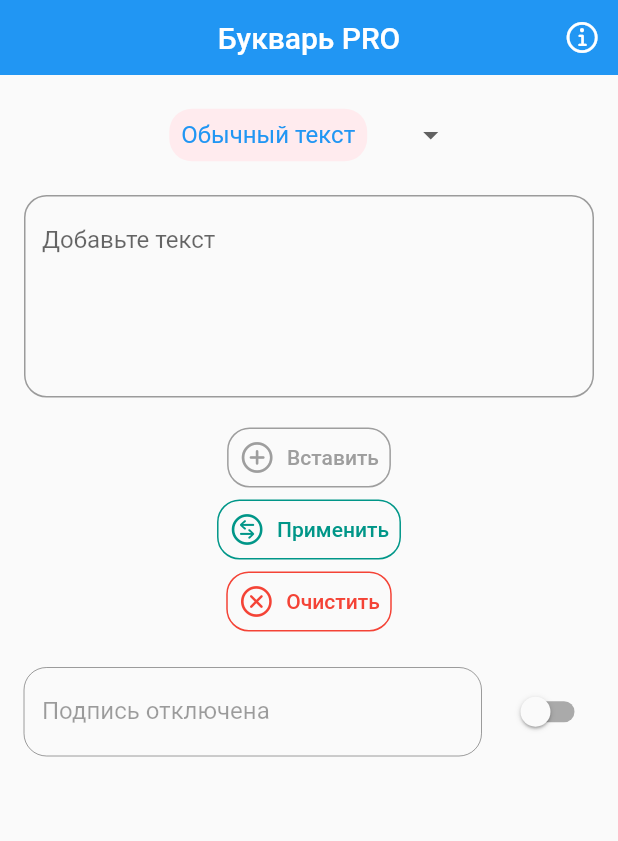
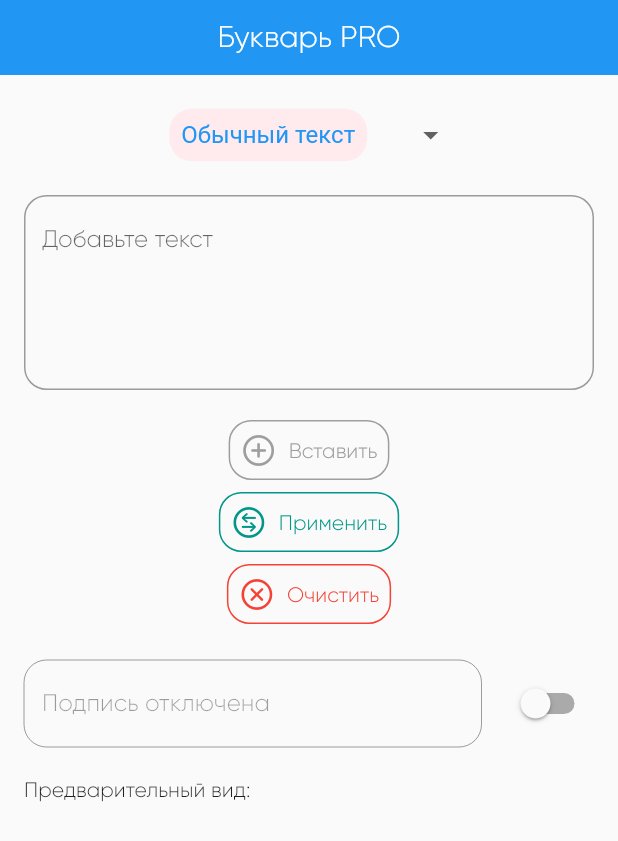
Before and after one commit to JMApps/replacer_pro, a Flutter app: the screen it shows after launch, after a tap on "Применить", on a phone screen of 412 x 824 dp. Shown: the top 841 px of the screen. Run offline on Flutter 3.47's test engine with Material 2 defaults, Android fonts, the phone set to English and light mode, and no system bars; our stand-ins replace hive_flutter; missing offline and left inert: clipboard; accounts and stored records are empty.

Commit message:
Fixes with font family, descriptions and added current text

```diff
--- a/lib/application/main_page.dart
+++ b/lib/application/main_page.dart
@@ -18,10 +18,13 @@ class MainPage extends StatelessWidget {
           create: (_) => DescriptionContentState(),
         ),
       ],
-      child: const MaterialApp(
+      child: MaterialApp(
         debugShowCheckedModeBanner: false,
         title: 'Букварь PRO',
-        home: MainContentPage(),
+        theme: ThemeData(
+          fontFamily: 'Gilroy'
+        ),
+        home: const MainContentPage(),
       ),
     );
   }
--- a/lib/domain/state/provider/description_content_state.dart
+++ b/lib/domain/state/provider/description_content_state.dart
@@ -34,6 +34,7 @@ class DescriptionContentState extends ChangeNotifier {
     _isDescription = mainAddedContent.get(Constants.keySwitchDescriptionContent, defaultValue: false);
     _descriptionValue = mainAddedContent.get(Constants.keyDescriptionContent, defaultValue: '');
     _descContentInputTextController.text = _descriptionValue;
+    _descContentInputTextController.selection = TextSelection.fromPosition(TextPosition(offset: _descContentInputTextController.text.length));
   }
 
   @override
--- a/lib/domain/state/provider/main_content_state.dart
+++ b/lib/domain/state/provider/main_content_state.dart
@@ -24,8 +24,8 @@ class MainContentState extends ChangeNotifier {
   final List<String> varThreeCoded = ['а', 'б', 'в', 'г', 'д', 'е', 'ё', 'ж', 'з', 'и', 'й', 'к', 'л', 'м', 'н', 'о', 'п', 'р', 'с', 'т', 'у', 'ф', 'х', 'ц', 'ч', 'ш', 'щ', 'ъ', 'ы', 'ь', 'э', 'ю', 'я'];
   final List<String> varThreeDeCoded = ['ã', 'ɓ', 'Ᏸ', 'г', 'ğ', 'ę', 'ē', 'ӝ', 'ჳ', 'u', 'ũ', 'ќ', 'л', 'ḿ', 'ӈ', 'ó', 'ń', 'ҏ', 'ċ', 'm', 'ẏ', 'ჶ', 'ᶍ', 'ų', 'ӵ', 'ω', 'ખ', '৮', 'ӹ', '৮', 'ӭ', 'ю', 'я'];
 
-  final List<String> varFourCoded = ['а', 'о', 'с', 'х', 'р', 'у',];
-  final List<String> varFourDeCoded = ['a', 'o', 'c', 'x', 'p', 'y'];
+  final List<String> varFourCoded = ['а', 'о', 'с', 'х', 'р', 'у', 'е', 'р'];
+  final List<String> varFourDeCoded = ['a', 'o', 'c', 'x', 'p', 'y', 'e', 'p'];
 
   changeDropDownValue(String newValue) {
     _dropDownValue = newValue;
--- a/lib/main.dart
+++ b/lib/main.dart
@@ -12,5 +12,7 @@ void main() async {
   );
   await Hive.initFlutter();
   await Hive.openBox(Constants.keyMainAddedContent);
-  runApp(const MainPage());
+  runApp(
+    const MainPage(),
+  );
 }
--- a/lib/presentation/pages/main_content_page.dart
+++ b/lib/presentation/pages/main_content_page.dart
@@ -26,11 +26,20 @@ class MainContentPage extends StatelessWidget {
         ),
         body: CupertinoScrollbar(
           child: ListView(
-            children: const [
-              InputDropDownList(),
-              MainContentTextInput(),
-              MainContentButtons(),
-              DescriptionContentTile(),
+            children: [
+              const InputDropDownList(),
+              const MainContentTextInput(),
+              const MainContentButtons(),
+              const DescriptionContentTile(),
+              Padding(
+                padding: const EdgeInsets.only(
+                  left: 16,
+                  right: 16,
+                  bottom: 16,
+                ),
+                child: SelectableText(
+                    'Предварительный вид:\n\n${context.watch<MainContentState>().getDefaultContent}'),
+              ),
             ],
           ),
         ),
--- a/lib/presentation/widgets/description_content_tile.dart
+++ b/lib/presentation/widgets/description_content_tile.dart
@@ -20,14 +20,12 @@ class DescriptionContentTile extends StatelessWidget {
         autofocus: false,
         autocorrect: false,
         keyboardType: TextInputType.text,
-        maxLines: 1,
-        textAlign: TextAlign.left,
         controller: context.watch<DescriptionContentState>().getDescContentInputTextController,
         enabled: context.watch<DescriptionContentState>().getIsDescription,
         decoration: InputDecoration(
           alignLabelWithHint: false,
           floatingLabelAlignment: FloatingLabelAlignment.center,
-          label: Text(context.watch<DescriptionContentState>().getIsDescription ? 'Введите подпись' : 'Подпись отключена'),
+          label: Text(context.watch<DescriptionContentState>().getIsDescription ? 'Добавьте подпись' : 'Подпись отключена'),
           hintText: 'Ссылки, хештеги и пр...',
           hintStyle: const TextStyle(
             fontSize: 16,
@@ -46,8 +44,6 @@ class DescriptionContentTile extends StatelessWidget {
         onChanged: (String? value) {
           context.read<DescriptionContentState>().getDescriptionContent(value!);
         },
-        onTap: () {
-       },
       ),
     );
   }
--- a/lib/presentation/widgets/main_app_bar.dart
+++ b/lib/presentation/widgets/main_app_bar.dart
@@ -11,13 +11,6 @@ class MainAppBar extends StatelessWidget {
       elevation: 0,
       title: const Text('Букварь PRO'),
       backgroundColor: Colors.blue,
-      actions: [
-        IconButton(
-          icon: const Icon(CupertinoIcons.info),
-          splashRadius: 20,
-          onPressed: () {},
-        ),
-      ],
     );
   }
 }
--- a/lib/presentation/widgets/main_content_buttons.dart
+++ b/lib/presentation/widgets/main_content_buttons.dart
@@ -51,10 +51,11 @@ class MainContentButtons extends StatelessWidget {
             color: Colors.teal,
           ),
           onPressed: () {
+            context.read<MainContentState>().getCurrentMainContent(context.read<MainContentState>().getMainContentInputTextController.text);
             switch (context.read<MainContentState>().getDropDownValue) {
               case 'Обычный текст':
                 // check
-                context.read<MainContentState>().getDefaultContent;
+                context.read<MainContentState>().getMainContentInputTextController.text;
                 break;
               case 'nользоваmельсkuũ':
                 context.read<MainContentState>().replaceVarTwoText();
@@ -68,8 +69,8 @@ class MainContentButtons extends StatelessWidget {
               default:
                 'Обычный текст';
             }
-            if (context.read<MainContentState>().getDefaultContent.isNotEmpty &&
-                context.read<MainContentState>().getDefaultContent != null) {
+            if (context.read<MainContentState>().getMainContentInputTextController.text.isNotEmpty &&
+                context.read<MainContentState>().getMainContentInputTextController.text != null) {
               if (context.read<DescriptionContentState>().getIsDescription &&
                   context.read<DescriptionContentState>().getDescriptionValue.isNotEmpty) {
                 FlutterClipboard.copy(
@@ -133,7 +134,7 @@ class MainContentButtons extends StatelessWidget {
             color: Colors.white,
           ),
         ),
-        duration: const Duration(milliseconds: 1250),
+        duration: const Duration(milliseconds: 250),
       ),
     );
   }
```
Also changed, not shown: pubspec.yaml (+7 -0 lines), assets/fonts/gilroy_light.ttf (added).
